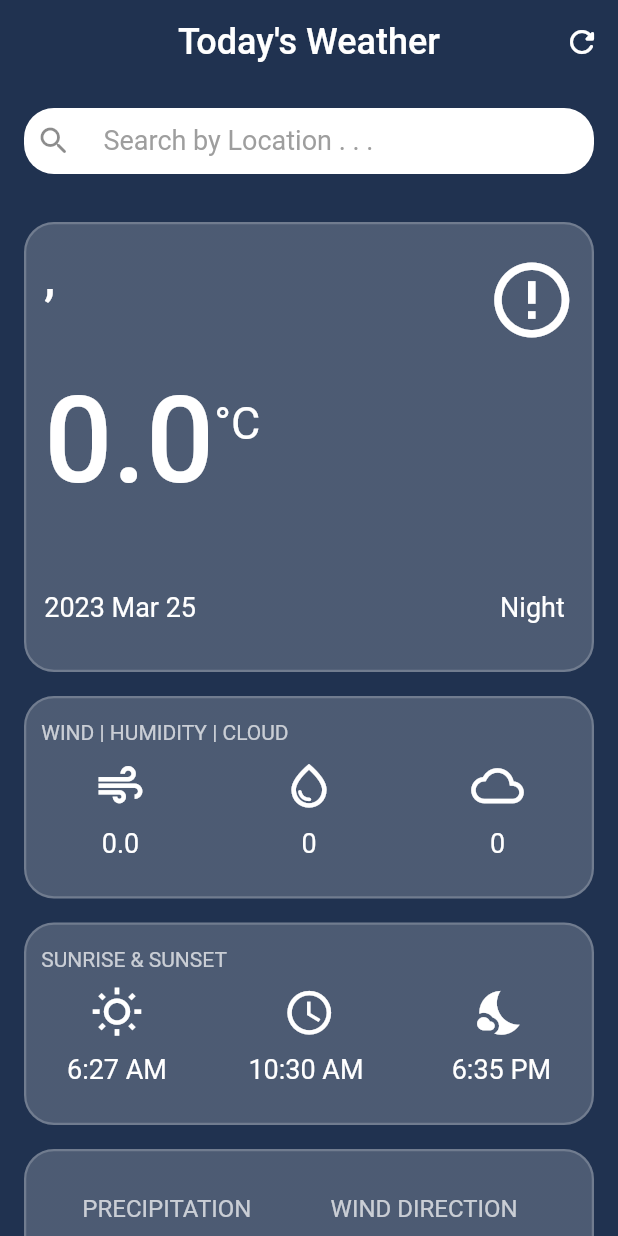
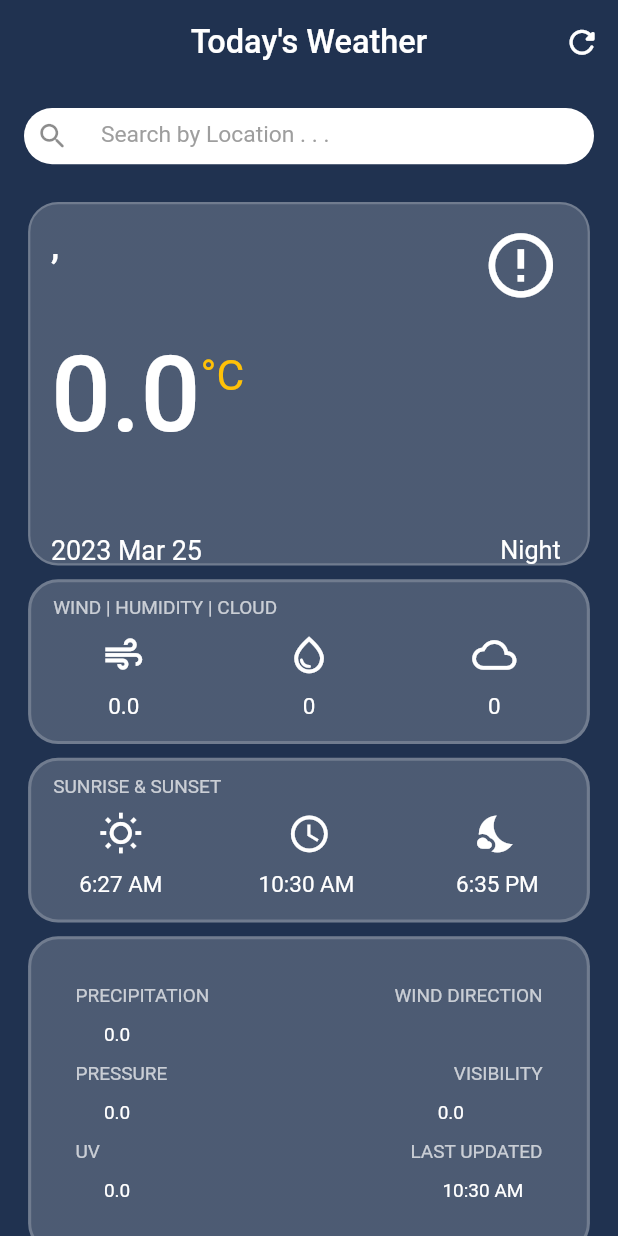
Before and after one commit to InShad7/weatherApp, a Flutter app: the screen it shows after launch, on a phone screen of 412 x 824 dp. Run offline on Flutter 3.47's test engine with Material 2 defaults, Android fonts, the phone set to English and light mode, and no system bars; our stand-ins replace bloc, flutter_bloc; network calls fail.

Commit message:
some bugs fixed

```diff
--- a/lib/main.dart
+++ b/lib/main.dart
@@ -16,12 +16,12 @@ class MyApp extends StatelessWidget {
     return BlocProvider(
       create: (context) => HomeControllerBloc(),
       child: MaterialApp(
-        title: 'weather demo',
+        title: 'weather App',
         theme: ThemeData(
           primarySwatch: Colors.blue,
         ),
         debugShowCheckedModeBanner: false,
-        home:  Home(),
+        home: Home(),
       ),
     );
   }
--- a/lib/screen/home.dart
+++ b/lib/screen/home.dart
@@ -16,14 +16,12 @@ import 'package:weatherapp/utils/utils.dart';
 WeatherService weatherService = WeatherService();
 Weather weather = Weather();
 
+double? mheight;
+double? mwidth;
+
 class Home extends StatelessWidget {
   Home({super.key});
 
-//   @override
-//   State<Home> createState() => _HomeState();
-// }
-
-// class _HomeState extends State<Home> {
   var wind,
       humidity,
       cloud,
@@ -41,13 +39,6 @@ class Home extends StatelessWidget {
   // DateTime date = DateTime.now();
   DateTime lastUpdate = DateTime.now();
   bool isLoading = false;
-
-  // @override
-  // void initState() {
-  //   super.initState();
-
-  //   getData();
-  // }
 
   Future getData(context) async {
     if (textController.text.isEmpty) {
@@ -85,7 +76,10 @@ class Home extends StatelessWidget {
 
   @override
   Widget build(BuildContext context) {
+    mheight = MediaQuery.of(context).size.height;
+    mwidth = MediaQuery.of(context).size.width;
     DateTime date = DateTime.now();
+
     WidgetsBinding.instance.addPostFrameCallback((_) {
       BlocProvider.of<HomeControllerBloc>(context).add(InitialWeather());
     });
@@ -93,12 +87,13 @@ class Home extends StatelessWidget {
       builder: (context, state) {
         // DateTime date = DateTime.now();
         // date = DateTime.parse(state.weatherData.localTime);
+        // log(state.weatherData.localTime);
         return Scaffold(
             appBar: AppBar(
               elevation: 0,
-              title: const Text(
+              title: Text(
                 'Today\'s Weather',
-                style: TextStyle(fontSize: 24),
+                style: TextStyle(fontSize: mheight! / 38),
               ),
               centerTitle: true,
               actions: [
@@ -110,7 +105,10 @@ class Home extends StatelessWidget {
                       // weather = await weatherService.getWeather('kochi');
                       await getData(context);
                     },
-                    icon: const Icon(Icons.refresh_rounded))
+                    icon: Icon(
+                      Icons.refresh_rounded,
+                      size: mheight! / 33,
+                    ))
               ],
               backgroundColor: state.weatherData.isDay == 1 ? blue() : night(),
             ),
--- a/lib/screen/widgets/detailsCard.dart
+++ b/lib/screen/widgets/detailsCard.dart
@@ -1,5 +1,6 @@
 import 'package:flutter/material.dart';
 import 'package:intl/intl.dart';
+import 'package:weatherapp/screen/home.dart';
 import 'package:weatherapp/screen/widgets/detailsRow.dart';
 import 'package:weatherapp/screen/widgets/mainCard.dart';
 import 'package:weatherapp/screen/widgets/searchField.dart';
@@ -50,12 +51,13 @@ class DetailsCard extends StatelessWidget {
   @override
   Widget build(BuildContext context) {
     return Padding(
-      padding: const EdgeInsets.only(top: 16, left: 16, right: 16),
+      padding: EdgeInsets.only(
+          top: mheight! / 90, left: mwidth! / 22, right: mwidth! / 22),
       child: Container(
         width: MediaQuery.of(context).size.width,
-        height: 225,
+        height: mheight! / 3.9,
         decoration: BoxDecoration(
-          border: Border.all(color: whiteOp2(), width: 1.5),
+          border: Border.all(color: whiteOp2(), width: mwidth! / 200),
           gradient: LinearGradient(
             colors: [whiteOp2(), whiteOp2()],
             // stops: const [1.0, 1.0],
--- a/lib/screen/widgets/detailsRow.dart
+++ b/lib/screen/widgets/detailsRow.dart
@@ -1,4 +1,5 @@
 import 'package:flutter/material.dart';
+import 'package:weatherapp/screen/home.dart';
 import 'package:weatherapp/utils/utils.dart';
 
 class DetailsRow extends StatelessWidget {
@@ -17,49 +18,49 @@ class DetailsRow extends StatelessWidget {
   @override
   Widget build(BuildContext context) {
     return Column(
-      children: [
-        Row(
-          mainAxisAlignment: MainAxisAlignment.spaceAround,
+      // crossAxisAlignment: CrossAxisAlignment.stretch,
+      // mainAxisAlignment: MainAxisAlignment.start,
       children: [
         Padding(
-              padding: const EdgeInsets.all(8.0),
-              child: Column(
-                // mainAxisAlignment: MainAxisAlignment.start,
+          padding: const EdgeInsets.all(8.5),
+          child: Row(
+            mainAxisAlignment: MainAxisAlignment.spaceBetween,
             // crossAxisAlignment: CrossAxisAlignment.start,
             children: [
               Text(
                 title,
-                    style: TextStyle(color: white70(), fontSize: 16),
+                style: TextStyle(color: white70(), fontSize: mheight! / 65),
               ),
               kheight,
               Text(
-                    data,
-                    style: TextStyle(color: white(), fontSize: 16),
+                title2,
+                style: TextStyle(color: white70(), fontSize: mheight! / 65),
               ),
             ],
           ),
         ),
         Padding(
-              padding: const EdgeInsets.only(left: 28.0, right: 20),
-              child: Column(
-                // mainAxisAlignment: MainAxisAlignment.start,
+          padding: EdgeInsets.only(left: mwidth! / 15),
+          child: Row(
+            // mainAxisAlignment: MainAxisAlignment.spaceBetween,
             // crossAxisAlignment: CrossAxisAlignment.start,
             children: [
               Text(
-                    title2,
-                    style: TextStyle(color: white70(), fontSize: 16),
+                data,
+                style: TextStyle(color: white(), fontSize: mheight! / 65),
               ),
-                  kheight,
-                  Text(
+              kheight20,
+              Padding(
+                padding: EdgeInsets.only(left: mwidth! / 2.01),
+                child: Text(
                   data2,
-                    style: TextStyle(color: white(), fontSize: 16),
+                  style: TextStyle(color: white(), fontSize: mheight! / 65),
+                ),
               ),
             ],
           ),
         ),
       ],
-        ),
-      ],
     );
   }
 }
--- a/lib/screen/widgets/mainCard.dart
+++ b/lib/screen/widgets/mainCard.dart
@@ -2,6 +2,7 @@
 import 'dart:ui';
 import 'package:intl/intl.dart';
 import 'package:flutter/material.dart';
+import 'package:weatherapp/screen/home.dart';
 import 'package:weatherapp/utils/utils.dart';
 
 class MainCard extends StatelessWidget {
@@ -25,10 +26,11 @@ class MainCard extends StatelessWidget {
     return Column(
       children: [
         Padding(
-          padding: const EdgeInsets.only(top: 16, left: 16, right: 16),
+          padding: EdgeInsets.only(
+              top: mheight! / 90, left: mwidth! / 22, right: mwidth! / 22),
           child: Container(
             width: MediaQuery.of(context).size.width,
-            height: 300,
+            height: mheight! / 3.4,
             decoration: BoxDecoration(
               border: Border.all(color: whiteOp2(), width: 1.5),
               gradient: LinearGradient(
@@ -38,7 +40,7 @@ class MainCard extends StatelessWidget {
               borderRadius: BorderRadius.circular(20),
             ),
             child: Padding(
-              padding: const EdgeInsets.only(top: 16.0, left: 12),
+              padding: EdgeInsets.only(top: mheight! / 65, left: mwidth! / 30),
               child: Column(
                 crossAxisAlignment: CrossAxisAlignment.start,
                 children: [
@@ -52,7 +54,7 @@ class MainCard extends StatelessWidget {
                             Text(
                               location,
                               style: TextStyle(
-                                fontSize: 33,
+                                fontSize: mheight! / 33,
                                 fontWeight: FontWeight.w500,
                                 color: white(),
                                 overflow: TextOverflow.ellipsis,
@@ -60,17 +62,18 @@ class MainCard extends StatelessWidget {
                             ),
                             Text(
                               country,
-                              style: TextStyle(fontSize: 26, color: white()),
+                              style: TextStyle(
+                                  fontSize: mheight! / 37, color: white()),
                             ),
                           ],
                         ),
                       ),
                       Padding(
-                          padding: const EdgeInsets.only(right: 10.0),
+                          padding: EdgeInsets.only(right: mwidth! / 22),
                           child: Icon(
                             myIcon,
-                            size: 60,
-                            color: Colors.white,
+                            size: mheight! / 16,
+                            color: white(),
                           )
                           //  Image.asset('assets/images/mist.png'),
                           ),
@@ -78,23 +81,23 @@ class MainCard extends StatelessWidget {
                   ),
                   kheight,
                   Padding(
-                    padding: const EdgeInsets.only(top: 3.0),
+                    padding: EdgeInsets.only(top: mheight! / 100),
                     child: Wrap(
                       children: [
                         Text(
                           tempC.toString(),
                           style: TextStyle(
-                              fontSize: 80,
+                              fontSize: mheight! / 11.7,
                               fontWeight: FontWeight.w500,
                               color: white()),
                         ),
                         Padding(
-                          padding: const EdgeInsets.only(top: 17.0),
+                          padding: EdgeInsets.only(top: mheight! / 70),
                           child: Text(
                             '°C',
                             style: TextStyle(
-                                fontSize: 30,
-                                color: white(),
+                                fontSize: mheight! / 29,
+                                color: Colors.amber,
                                 fontFeatures: const [
                                   FontFeature.superscripts()
                                 ]),
@@ -106,7 +109,7 @@ class MainCard extends StatelessWidget {
                   kheight,
                   Text(
                     condition,
-                    style: TextStyle(fontSize: 20, color: white()),
+                    style: TextStyle(fontSize: mheight! / 46, color: white()),
                   ),
                   kheight20,
                   Row(
@@ -114,14 +117,16 @@ class MainCard extends StatelessWidget {
                     children: [
                       Text(
                         DateFormat("y MMM dd ").format(date),
-                        style: TextStyle(fontSize: 18, color: white()),
+                        style:
+                            TextStyle(fontSize: mheight! / 46, color: white()),
                       ),
                       Padding(
                         padding: const EdgeInsets.only(right: 18.0),
                         child: Text(
                           isDay,
                           // DateFormat("hh:mm a ").format(date),
-                          style: TextStyle(fontSize: 18, color: white()),
+                          style: TextStyle(
+                              fontSize: mheight! / 49, color: white()),
                         ),
                       ),
                     ],
--- a/lib/screen/widgets/middleCard.dart
+++ b/lib/screen/widgets/middleCard.dart
@@ -1,4 +1,5 @@
 import 'package:flutter/material.dart';
+import 'package:weatherapp/screen/home.dart';
 import 'package:weatherapp/utils/utils.dart';
 
 class MiddleCard extends StatelessWidget {
@@ -19,12 +20,13 @@ class MiddleCard extends StatelessWidget {
   @override
   Widget build(BuildContext context) {
     return Padding(
-      padding: const EdgeInsets.only(top: 16, left: 16, right: 16),
+      padding: EdgeInsets.only(
+          top: mheight! / 90, left: mwidth! / 22, right: mwidth! / 22),
       child: Container(
-        width: MediaQuery.of(context).size.width,
-        height: 135,
+        width: mwidth,
+        height: mheight! / 7.5,
         decoration: BoxDecoration(
-          border: Border.all(color: whiteOp2(), width: 1.5),
+          border: Border.all(color: whiteOp2(), width: mwidth! / 200),
           gradient: LinearGradient(
             colors: [whiteOp2(), whiteOp2()],
             // stops: const [1.0, 1.0],
@@ -32,15 +34,15 @@ class MiddleCard extends StatelessWidget {
           borderRadius: BorderRadius.circular(20),
         ),
         child: Padding(
-          padding: const EdgeInsets.only(top: 15.0),
+          padding: EdgeInsets.only(top: mheight! / 90),
           child: Column(
             crossAxisAlignment: CrossAxisAlignment.start,
             children: [
               Padding(
-                padding: const EdgeInsets.only(left: 10.0),
+                padding: EdgeInsets.only(left: mwidth! / 28),
                 child: Text(
                   heading,
-                  style: TextStyle(color: white70()),
+                  style: TextStyle(color: white70(), fontSize: mheight! / 65),
                 ),
               ),
               kheight,
@@ -51,13 +53,14 @@ class MiddleCard extends StatelessWidget {
                     children: [
                       Icon(
                         icon1,
-                        size: 35,
+                        size: mheight! / 28,
                         color: white(),
                       ),
                       kheight,
                       Text(
                         title1,
-                        style: TextStyle(color: white(), fontSize: 18),
+                        style:
+                            TextStyle(color: white(), fontSize: mheight! / 55),
                       ),
                     ],
                   ),
@@ -65,13 +68,14 @@ class MiddleCard extends StatelessWidget {
                     children: [
                       Icon(
                         icon2,
-                        size: 35,
+                        size: mheight! / 28,
                         color: white(),
                       ),
                       kheight,
                       Text(
                         title2,
-                        style: TextStyle(color: white(), fontSize: 18),
+                        style:
+                            TextStyle(color: white(), fontSize: mheight! / 55),
                       ),
                     ],
                   ),
@@ -79,13 +83,14 @@ class MiddleCard extends StatelessWidget {
                     children: [
                       Icon(
                         icon3,
-                        size: 35,
+                        size: mheight! / 28,
                         color: white(),
                       ),
                       kheight,
                       Text(
                         title3,
-                        style: TextStyle(color: white(), fontSize: 18),
+                        style:
+                            TextStyle(color: white(), fontSize: mheight! / 55),
                       ),
                     ],
                   )
--- a/lib/screen/widgets/searchField.dart
+++ b/lib/screen/widgets/searchField.dart
@@ -1,6 +1,7 @@
 import 'package:flutter/material.dart';
 import 'package:flutter_bloc/flutter_bloc.dart';
 import 'package:weatherapp/controller/home_controller/home_controller_bloc.dart';
+import 'package:weatherapp/screen/home.dart';
 import 'package:weatherapp/screen/widgets/debouncer.dart';
 import 'package:weatherapp/utils/utils.dart';
 
@@ -11,11 +12,6 @@ class SearchField extends StatelessWidget {
 
   SearchField({super.key, required this.weatherFun});
 
-//   @override
-//   State<SearchField> createState() => _SearchFieldState();
-// }
-
-// class _SearchFieldState extends State<SearchField> {
   final _debouncer = Debouncer(milliseconds: 1000);
 
   @override
@@ -26,7 +22,7 @@ class SearchField extends StatelessWidget {
     return Padding(
       padding: const EdgeInsets.all(16.0),
       child: Container(
-        height: 44,
+        height: mheight! / 22,
         alignment: Alignment.center,
         decoration: BoxDecoration(
           borderRadius: BorderRadius.circular(20),
@@ -46,9 +42,12 @@ class SearchField extends StatelessWidget {
               ),
               contentPadding: const EdgeInsets.all(5),
               hintText: 'Search by Location . . .',
-              icon: const Icon(Icons.search_rounded),
+              icon: Icon(
+                Icons.search_rounded,
+                size: mheight! / 37,
+              ),
               hintStyle: TextStyle(
-                fontSize: 18,
+                fontSize: mheight! / 54,
                 color: grey(),
               ),
             ),
--- a/lib/services/weather_service.dart
+++ b/lib/services/weather_service.dart
@@ -14,7 +14,6 @@ class WeatherService {
       final uri = Uri.http('api.weatherapi.com', '/v1/current.json', params);
       final response = await http.get(uri);
 
-
       if (response.statusCode == 200 || response.statusCode <= 299) {
         return Weather.fromJson(jsonDecode(response.body));
       } else {
```
Also changed, not shown: lib/utils/utils.dart (line endings or trailing spaces). Lines whose indentation alone changed are shown as unchanged.
